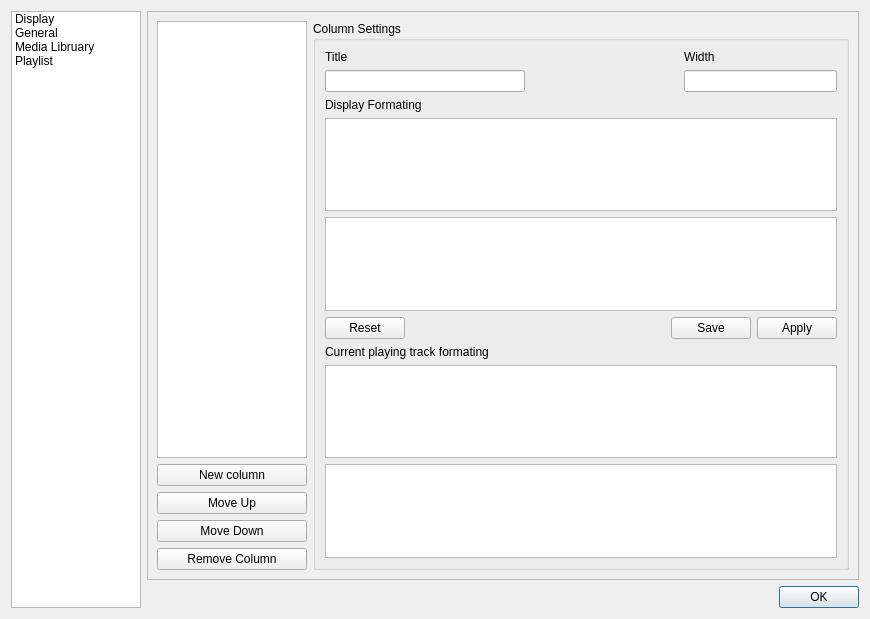
Above: preferenceswindow.ui from KirillDubinkin/Errorise before the change. Below: the same form after it.
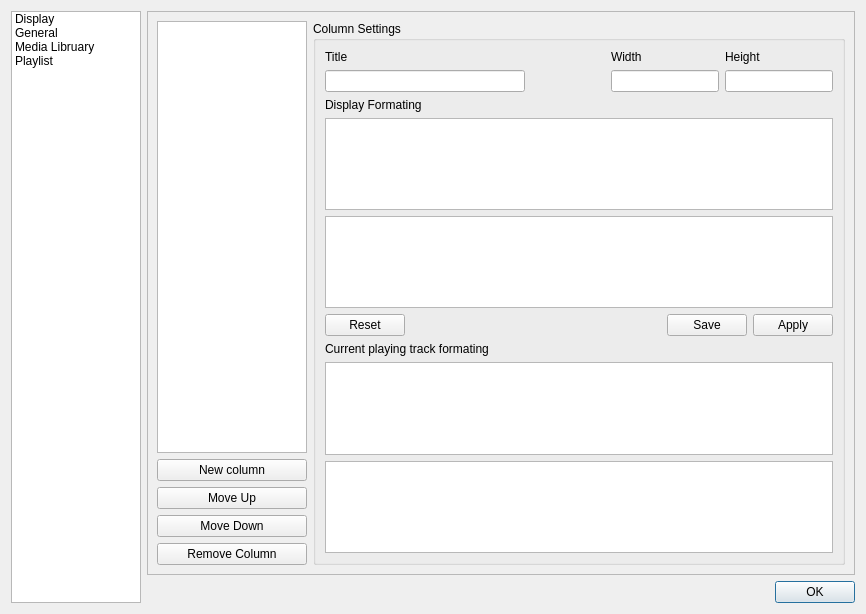
That is the form after the change.

Commit message: Added row height configuring.

```diff
--- a/preferenceswindow.ui
+++ b/preferenceswindow.ui
@@ -6,8 +6,8 @@
    <rect>
     <x>0</x>
     <y>0</y>
-    <width>870</width>
-    <height>619</height>
+    <width>866</width>
+    <height>614</height>
    </rect>
   </property>
   <property name="windowTitle">
@@ -249,9 +249,7 @@
              </item>
             </layout>
            </widget>
-           <widget class="QWidget" name="page_2">
-            <layout class="QGridLayout" name="gridLayout_7"/>
-           </widget>
+           <widget class="QWidget" name="page_2"/>
            <widget class="QWidget" name="page_3">
             <layout class="QGridLayout" name="gridLayout_5">
              <item row="0" column="0">
@@ -378,8 +376,10 @@
             </layout>
            </widget>
            <widget class="QWidget" name="page_4">
-            <layout class="QGridLayout" name="gridLayout_9">
+            <layout class="QGridLayout" name="gridLayout_7">
              <item row="0" column="0">
+              <layout class="QVBoxLayout" name="verticalLayout_15">
+               <item>
               <widget class="QListWidget" name="colList">
                <property name="maximumSize">
                 <size>
@@ -389,22 +389,61 @@
                </property>
               </widget>
              </item>
-             <item row="0" column="1" rowspan="5">
-              <layout class="QVBoxLayout" name="verticalLayout_10">
                <item>
-                <spacer name="verticalSpacer_8">
-                 <property name="orientation">
-                  <enum>Qt::Vertical</enum>
+                <widget class="QPushButton" name="pushButton">
+                 <property name="maximumSize">
+                  <size>
+                   <width>150</width>
+                   <height>16777215</height>
+                  </size>
                  </property>
-                 <property name="sizeHint" stdset="0">
+                 <property name="text">
+                  <string>New column</string>
+                 </property>
+                </widget>
+               </item>
+               <item>
+                <widget class="QPushButton" name="pushButton_2">
+                 <property name="maximumSize">
                   <size>
-                   <width>20</width>
-                   <height>40</height>
+                   <width>150</width>
+                   <height>16777215</height>
                   </size>
                  </property>
-                </spacer>
+                 <property name="text">
+                  <string>Move Up</string>
+                 </property>
+                </widget>
                </item>
                <item>
+                <widget class="QPushButton" name="pushButton_3">
+                 <property name="maximumSize">
+                  <size>
+                   <width>150</width>
+                   <height>16777215</height>
+                  </size>
+                 </property>
+                 <property name="text">
+                  <string>Move Down</string>
+                 </property>
+                </widget>
+               </item>
+               <item>
+                <widget class="QPushButton" name="pushButton_4">
+                 <property name="maximumSize">
+                  <size>
+                   <width>150</width>
+                   <height>16777215</height>
+                  </size>
+                 </property>
+                 <property name="text">
+                  <string>Remove Column</string>
+                 </property>
+                </widget>
+               </item>
+              </layout>
+             </item>
+             <item row="0" column="1">
                 <widget class="QGroupBox" name="groupBox_5">
                  <property name="title">
                   <string>Column Settings</string>
@@ -460,7 +499,34 @@
                       </item>
                      </layout>
                     </item>
+                  <item>
+                   <layout class="QVBoxLayout" name="verticalLayout_11">
+                    <item>
+                     <widget class="QLabel" name="label_7">
+                      <property name="text">
+                       <string>Height</string>
+                      </property>
+                     </widget>
+                    </item>
+                    <item>
+                     <widget class="QLineEdit" name="rowHeight"/>
+                    </item>
                    </layout>
+                  </item>
+                 </layout>
+                </item>
+                <item row="1" column="0">
+                 <spacer name="verticalSpacer_10">
+                  <property name="orientation">
+                   <enum>Qt::Vertical</enum>
+                  </property>
+                  <property name="sizeHint" stdset="0">
+                   <size>
+                    <width>20</width>
+                    <height>40</height>
+                   </size>
+                  </property>
+                 </spacer>
                   </item>
                   <item row="2" column="0">
                    <layout class="QVBoxLayout" name="verticalLayout_9">
@@ -557,73 +623,6 @@
                    <widget class="QPlainTextEdit" name="colPlayBack"/>
                   </item>
                  </layout>
-                </widget>
-               </item>
-               <item>
-                <spacer name="verticalSpacer_9">
-                 <property name="orientation">
-                  <enum>Qt::Vertical</enum>
-                 </property>
-                 <property name="sizeHint" stdset="0">
-                  <size>
-                   <width>20</width>
-                   <height>40</height>
-                  </size>
-                 </property>
-                </spacer>
-               </item>
-              </layout>
-             </item>
-             <item row="1" column="0">
-              <widget class="QPushButton" name="pushButton">
-               <property name="maximumSize">
-                <size>
-                 <width>150</width>
-                 <height>16777215</height>
-                </size>
-               </property>
-               <property name="text">
-                <string>New column</string>
-               </property>
-              </widget>
-             </item>
-             <item row="2" column="0">
-              <widget class="QPushButton" name="pushButton_2">
-               <property name="maximumSize">
-                <size>
-                 <width>150</width>
-                 <height>16777215</height>
-                </size>
-               </property>
-               <property name="text">
-                <string>Move Up</string>
-               </property>
-              </widget>
-             </item>
-             <item row="3" column="0">
-              <widget class="QPushButton" name="pushButton_3">
-               <property name="maximumSize">
-                <size>
-                 <width>150</width>
-                 <height>16777215</height>
-                </size>
-               </property>
-               <property name="text">
-                <string>Move Down</string>
-               </property>
-              </widget>
-             </item>
-             <item row="4" column="0">
-              <widget class="QPushButton" name="pushButton_4">
-               <property name="maximumSize">
-                <size>
-                 <width>150</width>
-                 <height>16777215</height>
-                </size>
-               </property>
-               <property name="text">
-                <string>Remove Column</string>
-               </property>
               </widget>
              </item>
             </layout>
```
Left out of the diff: 47 changed lines with no effect on the pictures. Lines whose indentation alone changed are shown as unchanged. The commit also changes 6 other files.
